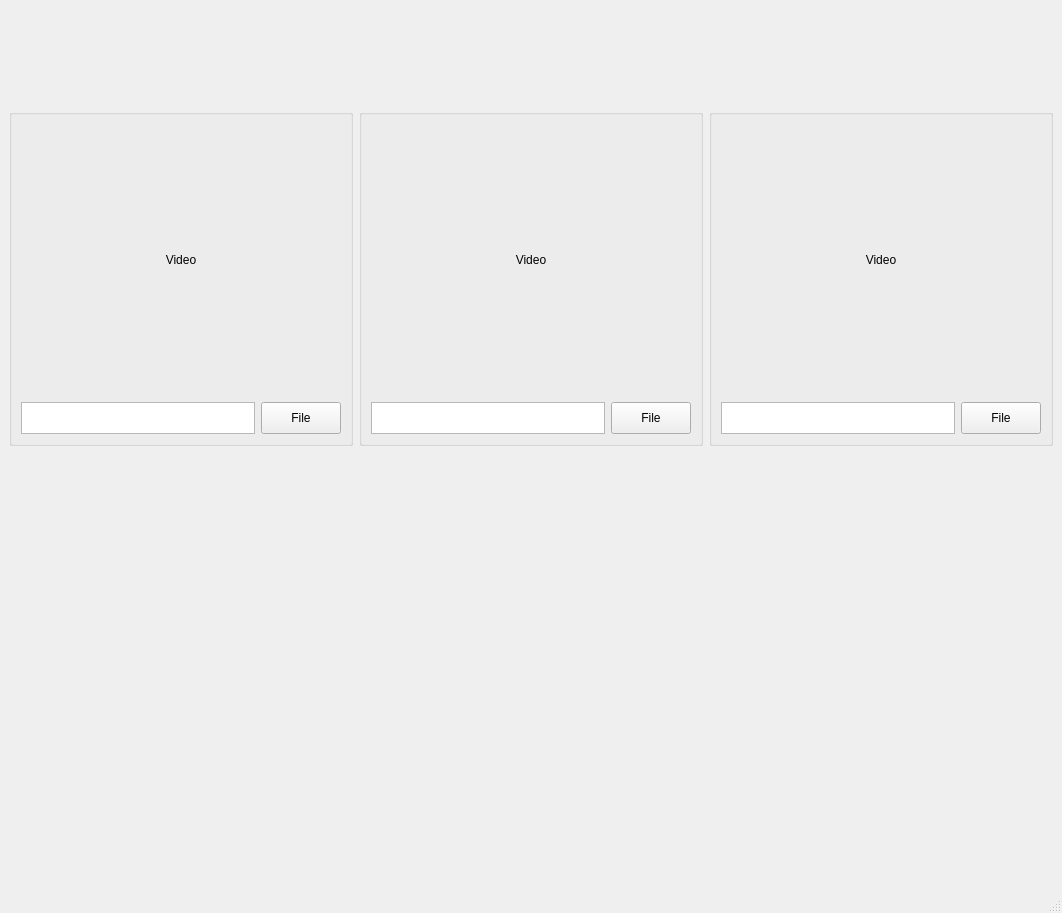
mvaranda/multimedia, file ffwdemo/mainwindow.ui: the form before one commit.
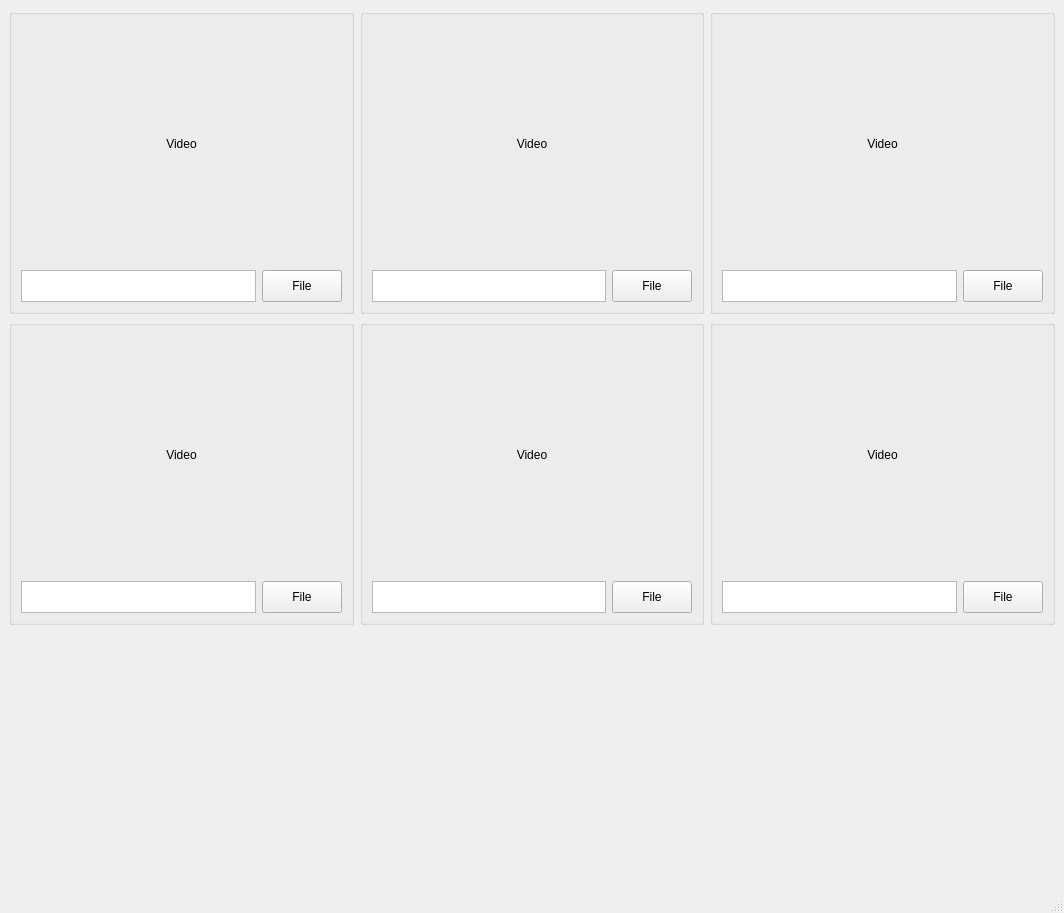
The form after the commit.

Commit message: init all players

Patch:
```diff
--- a/ffwdemo/mainwindow.ui
+++ b/ffwdemo/mainwindow.ui
@@ -6,7 +6,7 @@
    <rect>
     <x>0</x>
     <y>0</y>
-    <width>998</width>
+    <width>1064</width>
     <height>913</height>
    </rect>
   </property>
@@ -21,7 +21,7 @@
        <number>6</number>
       </property>
       <property name="topMargin">
-       <number>100</number>
+       <number>0</number>
       </property>
       <property name="bottomMargin">
        <number>0</number>
@@ -184,7 +184,175 @@
         </layout>
        </widget>
       </item>
-
+     </layout>
+    </item>
+    <item>
+     <layout class="QHBoxLayout" name="video_row_1">
+      <property name="spacing">
+       <number>6</number>
+      </property>
+      <property name="topMargin">
+       <number>0</number>
+      </property>
+      <property name="bottomMargin">
+       <number>0</number>
+      </property>
+      <item>
+       <widget class="QGroupBox" name="player_10">
+        <property name="title">
+         <string/>
+        </property>
+        <layout class="QVBoxLayout" name="verticalLayout_13">
+         <item>
+          <widget class="QLabel" name="lb_video_area_10">
+           <property name="minimumSize">
+            <size>
+             <width>320</width>
+             <height>240</height>
+            </size>
+           </property>
+           <property name="text">
+            <string>Video</string>
+           </property>
+           <property name="alignment">
+            <set>Qt::AlignCenter</set>
+           </property>
+          </widget>
+         </item>
+         <item>
+          <layout class="QHBoxLayout" name="horizontalLayout_10">
+           <item>
+            <widget class="QPlainTextEdit" name="t_url_10">
+             <property name="maximumSize">
+              <size>
+               <width>16777215</width>
+               <height>32</height>
+              </size>
+             </property>
+            </widget>
+           </item>
+           <item>
+            <widget class="QPushButton" name="bt_select_file_10">
+             <property name="minimumSize">
+              <size>
+               <width>0</width>
+               <height>32</height>
+              </size>
+             </property>
+             <property name="text">
+              <string>File</string>
+             </property>
+            </widget>
+           </item>
+          </layout>
+         </item>
+        </layout>
+       </widget>
+      </item>
+      <item>
+       <widget class="QGroupBox" name="player_11">
+        <property name="title">
+         <string/>
+        </property>
+        <layout class="QVBoxLayout" name="verticalLayout_113">
+         <item>
+          <widget class="QLabel" name="lb_video_area_11">
+           <property name="minimumSize">
+            <size>
+             <width>320</width>
+             <height>240</height>
+            </size>
+           </property>
+           <property name="text">
+            <string>Video</string>
+           </property>
+           <property name="alignment">
+            <set>Qt::AlignCenter</set>
+           </property>
+          </widget>
+         </item>
+         <item>
+          <layout class="QHBoxLayout" name="horizontalLayout_111">
+           <item>
+            <widget class="QPlainTextEdit" name="t_url_11">
+             <property name="maximumSize">
+              <size>
+               <width>16777215</width>
+               <height>32</height>
+              </size>
+             </property>
+            </widget>
+           </item>
+           <item>
+            <widget class="QPushButton" name="bt_select_file_11">
+             <property name="minimumSize">
+              <size>
+               <width>0</width>
+               <height>32</height>
+              </size>
+             </property>
+             <property name="text">
+              <string>File</string>
+             </property>
+            </widget>
+           </item>
+          </layout>
+         </item>
+        </layout>
+       </widget>
+      </item>
+      <item>
+       <widget class="QGroupBox" name="player_12">
+        <property name="title">
+         <string/>
+        </property>
+        <layout class="QVBoxLayout" name="verticalLayout_123">
+         <item>
+          <widget class="QLabel" name="lb_video_area_12">
+           <property name="minimumSize">
+            <size>
+             <width>320</width>
+             <height>240</height>
+            </size>
+           </property>
+           <property name="text">
+            <string>Video</string>
+           </property>
+           <property name="alignment">
+            <set>Qt::AlignCenter</set>
+           </property>
+          </widget>
+         </item>
+         <item>
+          <layout class="QHBoxLayout" name="horizontalLayout_122">
+           <item>
+            <widget class="QPlainTextEdit" name="t_url_12">
+             <property name="maximumSize">
+              <size>
+               <width>16777215</width>
+               <height>32</height>
+              </size>
+             </property>
+            </widget>
+           </item>
+           <item>
+            <widget class="QPushButton" name="bt_select_file_12">
+             <property name="minimumSize">
+              <size>
+               <width>0</width>
+               <height>32</height>
+              </size>
+             </property>
+             <property name="text">
+              <string>File</string>
+             </property>
+            </widget>
+           </item>
+          </layout>
+         </item>
+        </layout>
+       </widget>
+      </item>
      </layout>
     </item>
     <item>
```
Left out of the diff: 4 changed lines with no effect on the pictures. The commit also changes 1 other file.
